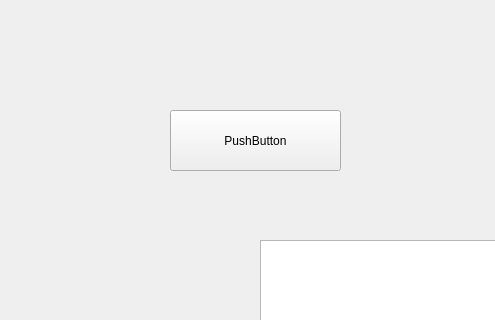
This is Qt/Qt_Test/untitled1/mainwindow.ui in LoveLiya1314/Test_001 as Qt 5 draws it before an edit; both pictures show x 0 to 495 and y 0 to 320 of the 800 by 600 pixel window. The edited form follows.
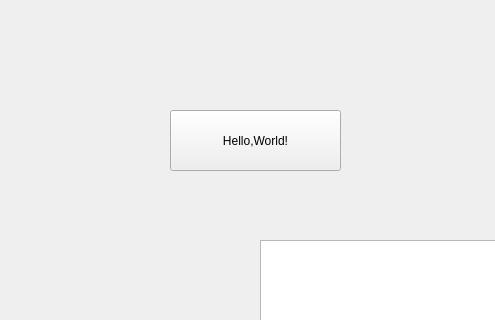
This is the edited form.

The edit to the form file:
```diff
--- a/Qt/Qt_Test/untitled1/mainwindow.ui
+++ b/Qt/Qt_Test/untitled1/mainwindow.ui
@@ -24,7 +24,7 @@
      </rect>
     </property>
     <property name="text">
-     <string>PushButton</string>
+     <string>Hello,World!</string>
     </property>
    </widget>
    <widget class="QListView" name="listView">
```
